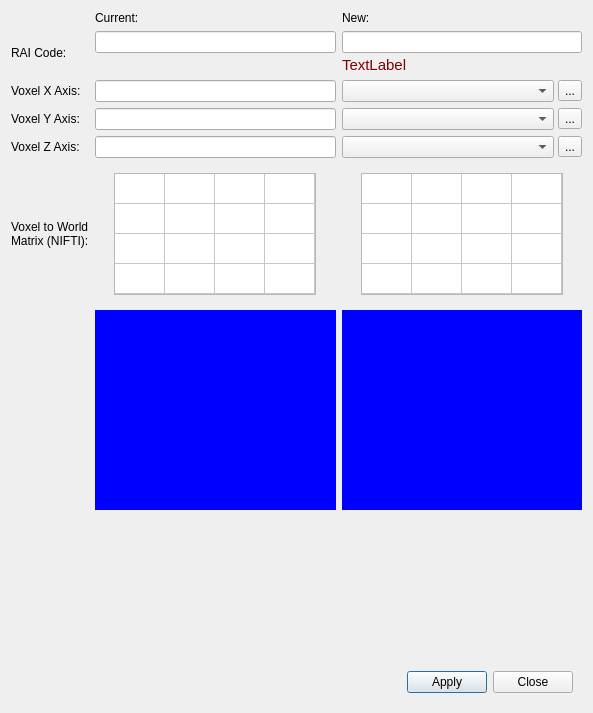
First picture: the form in GUI/Qt/Windows/ReorientImageDialog.ui, repository pyushkevich/itksnap, before the edit.
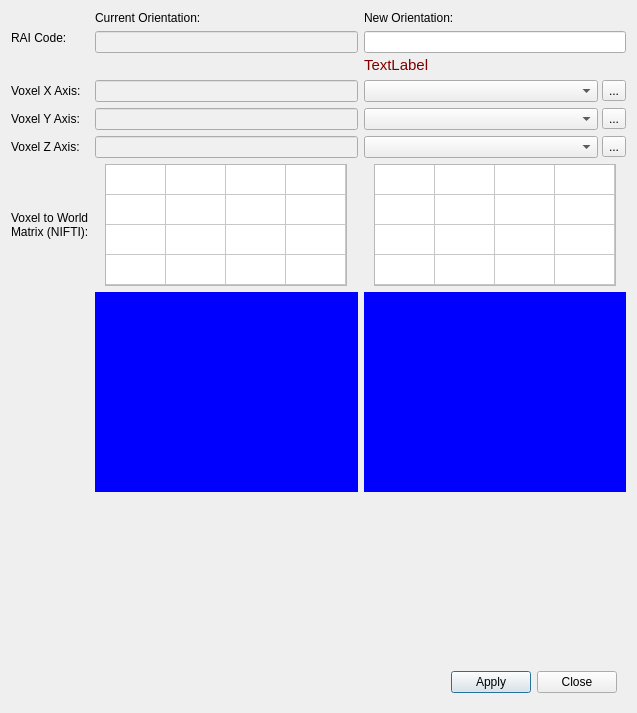
Second picture: the form after the edit. Icons and pictures are not drawn. Custom widgets are drawn as their Qt base class.

Commit message: Added some more coupled widgets to the reorient dialog

Patch:
```diff
--- a/GUI/Qt/Windows/ReorientImageDialog.ui
+++ b/GUI/Qt/Windows/ReorientImageDialog.ui
@@ -6,56 +6,22 @@
    <rect>
     <x>0</x>
     <y>0</y>
-    <width>593</width>
+    <width>637</width>
     <height>713</height>
    </rect>
   </property>
   <property name="windowTitle">
    <string>Dialog</string>
   </property>
+  <property name="styleSheet">
+   <string notr="true">QLineEdit:read-only {
+  background-color:rgb(240,240,240);
+}
+</string>
+  </property>
   <layout class="QVBoxLayout" name="verticalLayout">
    <item>
-    <layout class="QGridLayout" name="gridLayout" rowstretch="0,0,0,0,0,0,0,1">
-     <item row="7" column="2">
-      <widget class="QtSimpleOpenGLBox" name="iconNew" native="true">
-       <property name="sizePolicy">
-        <sizepolicy hsizetype="Preferred" vsizetype="Preferred">
-         <horstretch>0</horstretch>
-         <verstretch>2</verstretch>
-        </sizepolicy>
-       </property>
-       <property name="minimumSize">
-        <size>
-         <width>0</width>
-         <height>200</height>
-        </size>
-       </property>
-       <property name="styleSheet">
-        <string notr="true">background:blue;</string>
-       </property>
-      </widget>
-     </item>
-     <item row="4" column="0">
-      <widget class="QLabel" name="label_3">
-       <property name="text">
-        <string>Voxel Y Axis:</string>
-       </property>
-      </widget>
-     </item>
-     <item row="5" column="0">
-      <widget class="QLabel" name="label_4">
-       <property name="text">
-        <string>Voxel Z Axis:</string>
-       </property>
-      </widget>
-     </item>
-     <item row="1" column="0">
-      <widget class="QLabel" name="label">
-       <property name="text">
-        <string>RAI Code:</string>
-       </property>
-      </widget>
-     </item>
+    <layout class="QGridLayout" name="gridLayout" rowstretch="0,0,0,0,0,0,0,0">
      <item row="7" column="1">
       <widget class="QtSimpleOpenGLBox" name="iconCurrent" native="true">
        <property name="sizePolicy">
@@ -92,17 +58,20 @@
      <item row="6" column="1">
       <widget class="QWidget" name="widget_3" native="true">
        <layout class="QHBoxLayout" name="horizontalLayout_3">
+        <property name="margin">
+         <number>0</number>
+        </property>
         <item>
          <widget class="QTableWidget" name="outMatrixCurrent">
           <property name="minimumSize">
            <size>
-            <width>202</width>
+            <width>242</width>
             <height>122</height>
            </size>
           </property>
           <property name="maximumSize">
            <size>
-            <width>202</width>
+            <width>242</width>
             <height>122</height>
            </size>
           </property>
@@ -116,7 +85,7 @@
            <bool>false</bool>
           </attribute>
           <attribute name="horizontalHeaderDefaultSectionSize">
-           <number>50</number>
+           <number>60</number>
           </attribute>
           <attribute name="verticalHeaderVisible">
            <bool>false</bool>
@@ -169,17 +138,20 @@
      <item row="6" column="2">
       <widget class="QWidget" name="widget_2" native="true">
        <layout class="QHBoxLayout" name="horizontalLayout_2">
+        <property name="margin">
+         <number>0</number>
+        </property>
         <item>
          <widget class="QTableWidget" name="outMatrixNew">
           <property name="minimumSize">
            <size>
-            <width>202</width>
+            <width>242</width>
             <height>122</height>
            </size>
           </property>
           <property name="maximumSize">
            <size>
-            <width>202</width>
+            <width>242</width>
             <height>122</height>
            </size>
           </property>
@@ -193,7 +165,7 @@
            <bool>false</bool>
           </attribute>
           <attribute name="horizontalHeaderDefaultSectionSize">
-           <number>50</number>
+           <number>60</number>
           </attribute>
           <attribute name="verticalHeaderVisible">
            <bool>false</bool>
@@ -246,14 +218,14 @@
      <item row="0" column="1">
       <widget class="QLabel" name="label_6">
        <property name="text">
-        <string>Current:</string>
+        <string>Current Orientation:</string>
        </property>
       </widget>
      </item>
      <item row="0" column="2">
       <widget class="QLabel" name="label_7">
        <property name="text">
-        <string>New:</string>
+        <string>New Orientation:</string>
        </property>
       </widget>
      </item>
@@ -287,36 +259,11 @@
        </layout>
       </widget>
      </item>
-     <item row="1" column="1">
-      <widget class="QWidget" name="widget_5" native="true">
-       <layout class="QVBoxLayout" name="verticalLayout_3">
-        <property name="spacing">
-         <number>0</number>
-        </property>
-        <property name="margin">
-         <number>0</number>
-        </property>
-        <item>
-         <widget class="QLineEdit" name="outCurrentRAI">
-          <property name="readOnly">
-           <bool>true</bool>
-          </property>
-         </widget>
-        </item>
-        <item>
-         <spacer name="verticalSpacer_2">
-          <property name="orientation">
-           <enum>Qt::Vertical</enum>
-          </property>
-          <property name="sizeHint" stdset="0">
-           <size>
-            <width>20</width>
-            <height>0</height>
-           </size>
-          </property>
-         </spacer>
-        </item>
-       </layout>
+     <item row="4" column="1">
+      <widget class="QLineEdit" name="outCurrentAxisDirY">
+       <property name="readOnly">
+        <bool>true</bool>
+       </property>
       </widget>
      </item>
      <item row="4" column="2">
@@ -354,8 +301,8 @@
        </layout>
       </widget>
      </item>
-     <item row="4" column="1">
-      <widget class="QLineEdit" name="outCurrentAxisDirY">
+     <item row="5" column="1">
+      <widget class="QLineEdit" name="outCurrentAxisDirZ">
        <property name="readOnly">
         <bool>true</bool>
        </property>
@@ -396,6 +343,13 @@
        </layout>
       </widget>
      </item>
+     <item row="3" column="1">
+      <widget class="QLineEdit" name="outCurrentAxisDirX">
+       <property name="readOnly">
+        <bool>true</bool>
+       </property>
+      </widget>
+     </item>
      <item row="3" column="2">
       <widget class="QWidget" name="widget_6" native="true">
        <layout class="QHBoxLayout" name="horizontalLayout_4">
@@ -431,18 +385,101 @@
        </layout>
       </widget>
      </item>
-     <item row="5" column="1">
-      <widget class="QLineEdit" name="outCurrentAxisDirZ">
-       <property name="readOnly">
-        <bool>true</bool>
+     <item row="5" column="0">
+      <widget class="QLabel" name="label_4">
+       <property name="text">
+        <string>Voxel Z Axis:</string>
        </property>
       </widget>
      </item>
-     <item row="3" column="1">
-      <widget class="QLineEdit" name="outCurrentAxisDirX">
-       <property name="readOnly">
-        <bool>true</bool>
+     <item row="7" column="2">
+      <widget class="QtSimpleOpenGLBox" name="iconNew" native="true">
+       <property name="sizePolicy">
+        <sizepolicy hsizetype="Preferred" vsizetype="Preferred">
+         <horstretch>0</horstretch>
+         <verstretch>2</verstretch>
+        </sizepolicy>
        </property>
+       <property name="minimumSize">
+        <size>
+         <width>0</width>
+         <height>200</height>
+        </size>
+       </property>
+       <property name="styleSheet">
+        <string notr="true">background:blue;</string>
+       </property>
+      </widget>
+     </item>
+     <item row="4" column="0">
+      <widget class="QLabel" name="label_3">
+       <property name="text">
+        <string>Voxel Y Axis:</string>
+       </property>
+      </widget>
+     </item>
+     <item row="1" column="1">
+      <widget class="QWidget" name="widget_5" native="true">
+       <layout class="QVBoxLayout" name="verticalLayout_3">
+        <property name="spacing">
+         <number>0</number>
+        </property>
+        <property name="margin">
+         <number>0</number>
+        </property>
+        <item>
+         <widget class="QLineEdit" name="outCurrentRAI">
+          <property name="readOnly">
+           <bool>true</bool>
+          </property>
+         </widget>
+        </item>
+        <item>
+         <spacer name="verticalSpacer_2">
+          <property name="orientation">
+           <enum>Qt::Vertical</enum>
+          </property>
+          <property name="sizeHint" stdset="0">
+           <size>
+            <width>20</width>
+            <height>0</height>
+           </size>
+          </property>
+         </spacer>
+        </item>
+       </layout>
+      </widget>
+     </item>
+     <item row="1" column="0">
+      <widget class="QWidget" name="widget_9" native="true">
+       <layout class="QVBoxLayout" name="verticalLayout_4">
+        <property name="spacing">
+         <number>0</number>
+        </property>
+        <property name="margin">
+         <number>0</number>
+        </property>
+        <item>
+         <widget class="QLabel" name="label_8">
+          <property name="text">
+           <string>RAI Code:</string>
+          </property>
+         </widget>
+        </item>
+        <item>
+         <spacer name="verticalSpacer_3">
+          <property name="orientation">
+           <enum>Qt::Vertical</enum>
+          </property>
+          <property name="sizeHint" stdset="0">
+           <size>
+            <width>20</width>
+            <height>0</height>
+           </size>
+          </property>
+         </spacer>
+        </item>
+       </layout>
       </widget>
      </item>
     </layout>
```
Left out of the diff: 23 changed lines with no effect on the pictures. The commit also changes 6 other files.
